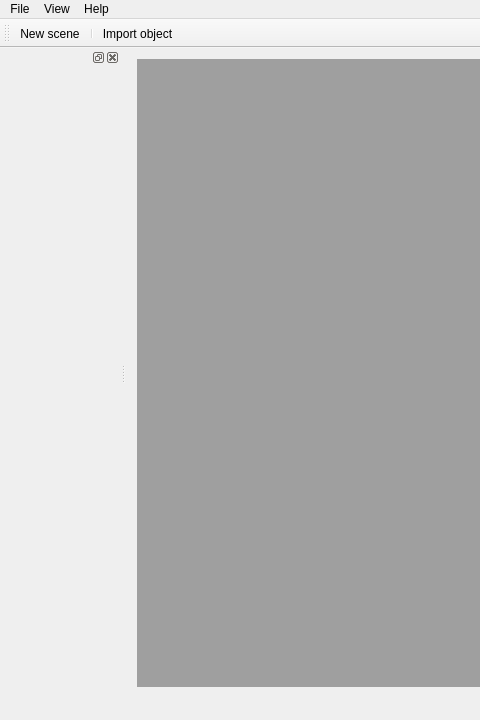
HonghuaLi/stacker, file Workspace.ui: the form before one commit; both pictures show x 0 to 480 and y 0 to 720 of the 1280 by 720 pixel window.
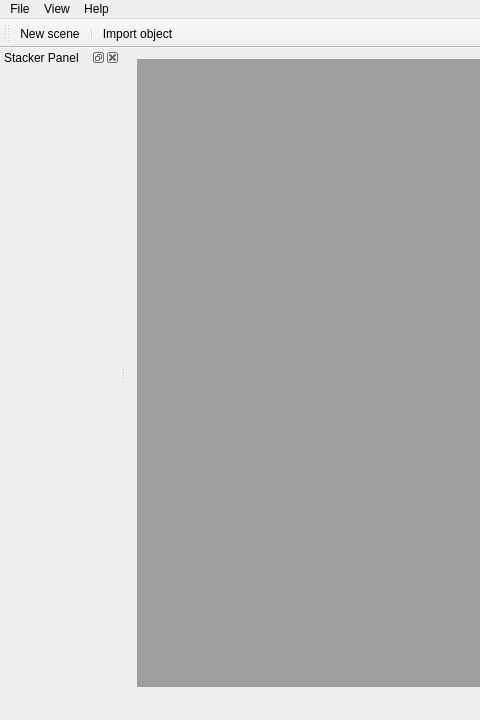
The form after the commit. Icons and pictures are not drawn.

Diff of the .ui file:
```diff
--- a/Workspace.ui
+++ b/Workspace.ui
@@ -81,6 +81,9 @@
      <height>38</height>
     </size>
    </property>
+   <property name="windowTitle">
+    <string>Stacker Panel</string>
+   </property>
    <attribute name="dockWidgetArea">
     <number>1</number>
    </attribute>
```
Left out of the diff: 5 changed lines with no effect on the pictures.
